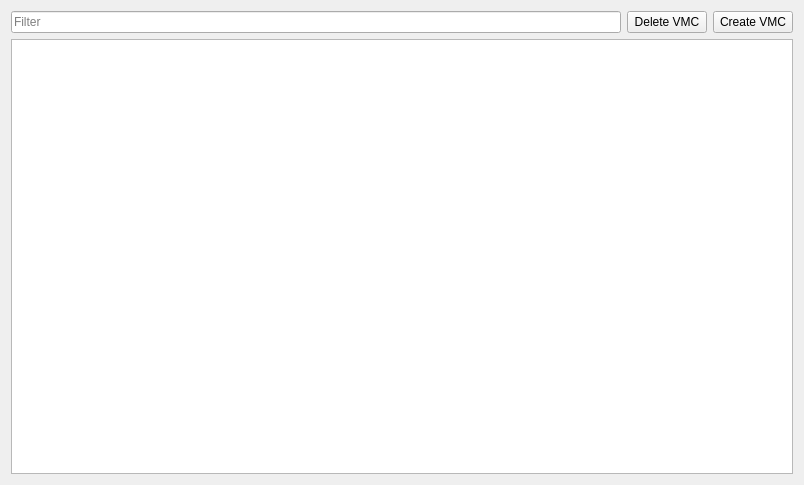
brainstream/OPL-PC-Tools, file src/OplPcTools/UI/VmcListWidget.ui: the form before one commit.
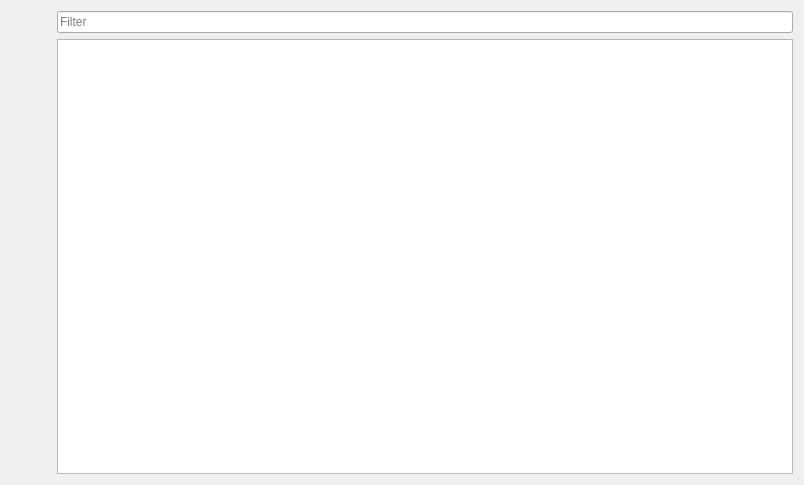
The form after the commit. Icons and pictures are not drawn.

Commit message: VMC list integrated into the LibraryActivity

Patch:
```diff
--- a/src/OplPcTools/UI/VmcListWidget.ui
+++ b/src/OplPcTools/UI/VmcListWidget.ui
@@ -13,9 +13,115 @@
   <property name="windowTitle">
    <string>Form</string>
   </property>
-  <layout class="QVBoxLayout" name="verticalLayout">
+  <layout class="QHBoxLayout" name="horizontalLayout">
    <item>
-    <layout class="QHBoxLayout" name="mp_layout">
+    <widget class="QWidget" name="mp_widget_toolbar" native="true">
+     <property name="sizePolicy">
+      <sizepolicy hsizetype="Fixed" vsizetype="Preferred">
+       <horstretch>0</horstretch>
+       <verstretch>0</verstretch>
+      </sizepolicy>
+     </property>
+     <layout class="QVBoxLayout" name="verticalLayout">
+      <property name="leftMargin">
+       <number>0</number>
+      </property>
+      <property name="topMargin">
+       <number>0</number>
+      </property>
+      <property name="rightMargin">
+       <number>0</number>
+      </property>
+      <property name="bottomMargin">
+       <number>0</number>
+      </property>
+      <item>
+       <widget class="QToolButton" name="mp_btn_rename_vmc">
+        <property name="sizePolicy">
+         <sizepolicy hsizetype="Expanding" vsizetype="Fixed">
+          <horstretch>0</horstretch>
+          <verstretch>0</verstretch>
+         </sizepolicy>
+        </property>
+        <property name="text">
+         <string notr="true"/>
+        </property>
+        <property name="iconSize">
+         <size>
+          <width>32</width>
+          <height>32</height>
+         </size>
+        </property>
+        <property name="toolButtonStyle">
+         <enum>Qt::ToolButtonTextUnderIcon</enum>
+        </property>
+        <property name="autoRaise">
+         <bool>true</bool>
+        </property>
+       </widget>
+      </item>
+      <item>
+       <widget class="QToolButton" name="mp_btn_delete_vmc">
+        <property name="sizePolicy">
+         <sizepolicy hsizetype="Expanding" vsizetype="Fixed">
+          <horstretch>0</horstretch>
+          <verstretch>0</verstretch>
+         </sizepolicy>
+        </property>
+        <property name="iconSize">
+         <size>
+          <width>32</width>
+          <height>32</height>
+         </size>
+        </property>
+        <property name="toolButtonStyle">
+         <enum>Qt::ToolButtonTextUnderIcon</enum>
+        </property>
+        <property name="autoRaise">
+         <bool>true</bool>
+        </property>
+       </widget>
+      </item>
+      <item>
+       <spacer name="mp_spacer">
+        <property name="orientation">
+         <enum>Qt::Vertical</enum>
+        </property>
+        <property name="sizeHint" stdset="0">
+         <size>
+          <width>20</width>
+          <height>40</height>
+         </size>
+        </property>
+       </spacer>
+      </item>
+      <item>
+       <widget class="QToolButton" name="mp_btn_create_vmc">
+        <property name="sizePolicy">
+         <sizepolicy hsizetype="Expanding" vsizetype="Fixed">
+          <horstretch>0</horstretch>
+          <verstretch>0</verstretch>
+         </sizepolicy>
+        </property>
+        <property name="iconSize">
+         <size>
+          <width>32</width>
+          <height>32</height>
+         </size>
+        </property>
+        <property name="toolButtonStyle">
+         <enum>Qt::ToolButtonTextUnderIcon</enum>
+        </property>
+        <property name="autoRaise">
+         <bool>true</bool>
+        </property>
+       </widget>
+      </item>
+     </layout>
+    </widget>
+   </item>
+   <item>
+    <layout class="QVBoxLayout" name="verticalLayout_2">
      <item>
       <widget class="QLineEdit" name="mp_edit_filter">
        <property name="placeholderText">
@@ -27,20 +133,15 @@
       </widget>
      </item>
      <item>
-      <widget class="QPushButton" name="mp_btn_delete_vmc">
-       <property name="text">
-        <string>Delete VMC</string>
+      <widget class="QTreeView" name="mp_tree_vmcs">
+       <property name="alternatingRowColors">
+        <bool>true</bool>
        </property>
-       <property name="icon">
-        <iconset theme="oplpct-delete">
-         <normaloff>.</normaloff>.</iconset>
+       <property name="rootIsDecorated">
+        <bool>false</bool>
        </property>
-      </widget>
-     </item>
-     <item>
-      <widget class="QPushButton" name="mp_btn_create_vmc">
-       <property name="text">
-        <string>Create VMC</string>
+       <property name="itemsExpandable">
+        <bool>false</bool>
        </property>
        <property name="icon">
         <iconset theme="oplpct-add">
@@ -50,22 +151,6 @@
      </item>
     </layout>
    </item>
-   <item>
-    <widget class="QTreeView" name="mp_tree_vmcs">
-     <property name="alternatingRowColors">
-      <bool>true</bool>
-     </property>
-     <property name="rootIsDecorated">
-      <bool>false</bool>
-     </property>
-     <property name="itemsExpandable">
-      <bool>false</bool>
-     </property>
-     <property name="expandsOnDoubleClick">
-      <bool>false</bool>
-     </property>
-    </widget>
-   </item>
   </layout>
  </widget>
  <tabstops>
```
Left out of the diff: 56 changed lines with no effect on the pictures. The commit also changes 12 other files.
